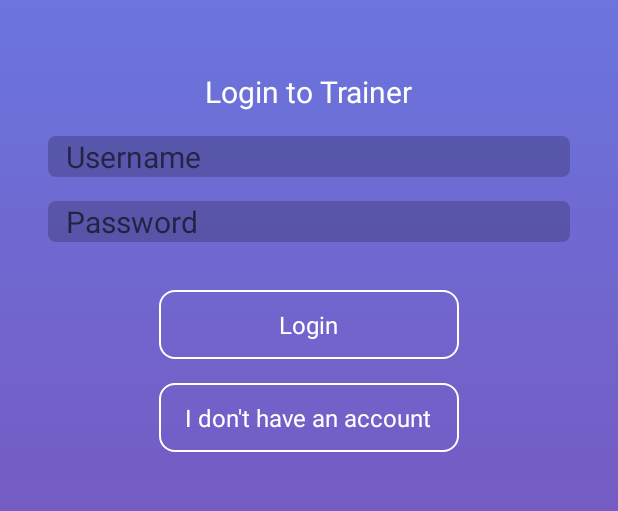
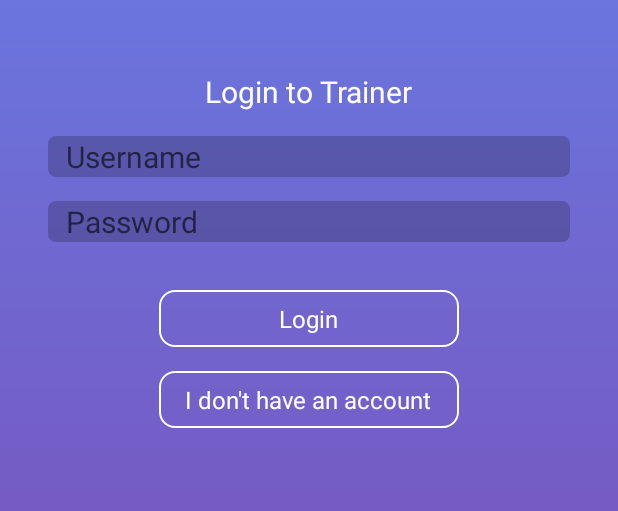
Before and after one commit to VP-Technologies/vp-fitness-app-android, an Android app: the LoginActivity screen opened directly, with no data from a screen before it, on a phone screen of 412 x 824 dp, the part 241-752 px from its top. Run offline under Robolectric (Android 15) with nearby library versions, the phone set to English and light mode, and no system bars; libraries missing offline, so code that uses them is left out: com.rengwuxian.materialedittext; plain views replace MaterialEditText; 2 statements that could not run were skipped.

Commit message:
No real changes, pushing to prevent merge errors.

```diff
--- a/app/src/main/res/layout/activity_login.xml
+++ b/app/src/main/res/layout/activity_login.xml
@@ -48,7 +48,7 @@
             app:met_errorColor="@android:color/white"
             app:met_floatingLabel="normal"
             app:met_floatingLabelText="@string/login_username_hint"
-            app:met_primaryColor="@android:color/white"
+            app:met_primaryColor="@color/opaqueWhite"
             android:id="@+id/login_username_view"/>
 
         <com.rengwuxian.materialedittext.MaterialEditText
@@ -70,7 +70,7 @@
             app:met_errorColor="@android:color/white"
             app:met_floatingLabel="normal"
             app:met_floatingLabelText="@string/login_password_hint"
-            app:met_primaryColor="@android:color/white"
+            app:met_primaryColor="@color/opaqueWhite"
             android:id="@+id/login_password_view"/>
 
         <LinearLayout
@@ -80,8 +80,8 @@
             android:layout_height="wrap_content"
             android:layout_gravity="center_horizontal"
             android:background="@drawable/onboarding_option"
-            android:paddingTop="12dp"
-            android:paddingBottom="12dp"
+            android:paddingTop="8dp"
+            android:paddingBottom="8dp"
             android:layout_marginTop="32dp">
 
             <TextView
@@ -100,8 +100,8 @@
             android:layout_height="wrap_content"
             android:layout_gravity="center_horizontal"
             android:background="@drawable/onboarding_option"
-            android:paddingTop="12dp"
-            android:paddingBottom="12dp"
+            android:paddingTop="8dp"
+            android:paddingBottom="8dp"
             android:layout_marginBottom="32dp"
             android:layout_marginTop="16dp">
 
```
Also changed, not shown: app/src/main/res/layout/tab3.xml (+4 -4 lines), 3 other files.
